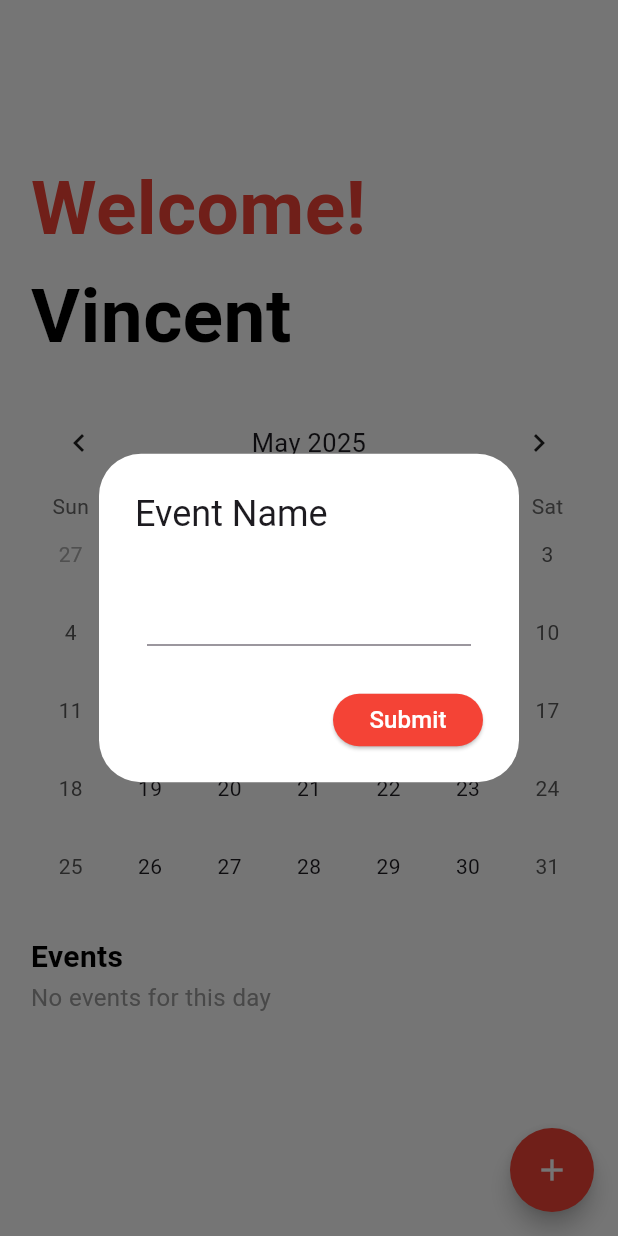
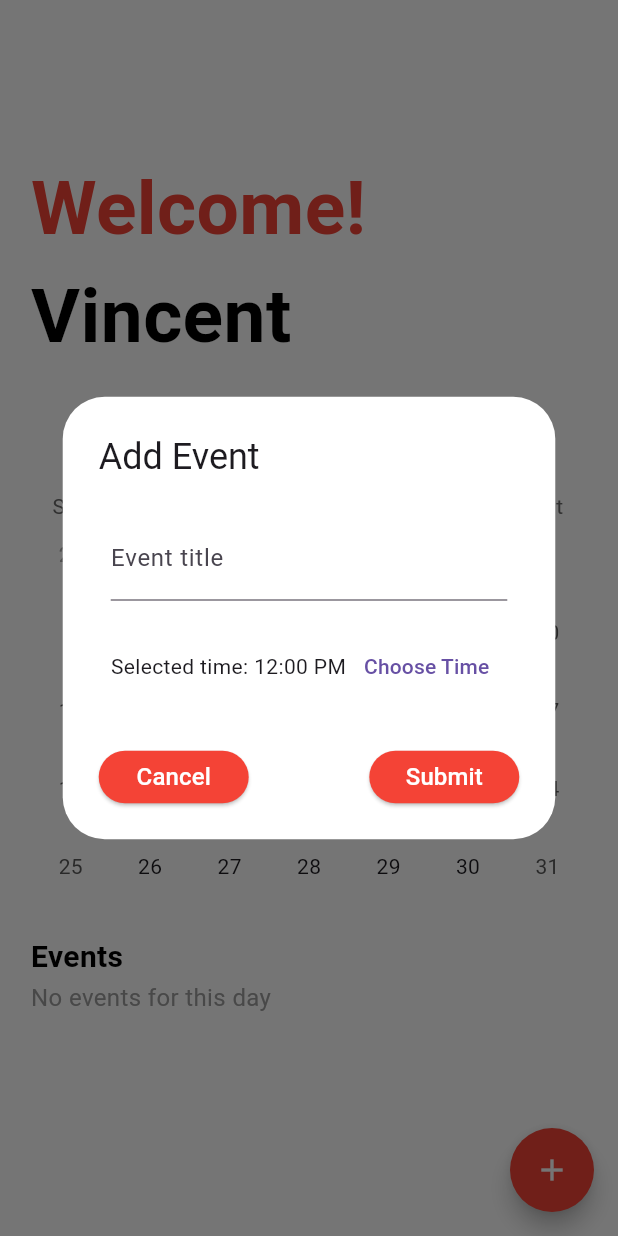
Before and after one commit to Vincent140206/To-Do-List, a Flutter app: the HomePage screen opened directly, after a tap on the "add" icon, on a phone screen of 412 x 824 dp. Run offline on Flutter 3.47's test engine with Material 3 defaults, Android fonts, the phone set to English and light mode, and no system bars; drawn by our look-alikes of table_calendar; our stand-ins replace hive, hive_flutter, lorem_ipsum; accounts and stored records are empty.

Commit message:
Add feature: time selection. Fix: fix the event storage so that it doesn't overlap

```diff
--- a/lib/screens/HomeScreen.dart
+++ b/lib/screens/HomeScreen.dart
@@ -40,34 +40,32 @@ class _HomePageState extends State<HomePage> {
     events.clear();
     print("Fetching events. Total events in box: ${eventsBox.length}");
 
-    for (var event in eventsBox.values) {
+    for (var key in eventsBox.keys) {
       try {
-        DateTime eventDate = DateTime.parse(event.key);
-        final eventDateOnly =
-            DateTime(eventDate.year, eventDate.month, eventDate.day);
+        DateTime eventDate = DateTime.parse(key);
+        final eventDateOnly = DateTime(eventDate.year, eventDate.month, eventDate.day);
 
         if (events.containsKey(eventDateOnly)) {
-          events[eventDateOnly]!.add(event);
+          events[eventDateOnly]!.add(eventsBox.get(key)!);
         } else {
-          events[eventDateOnly] = [event];
+          events[eventDateOnly] = [eventsBox.get(key)!];
         }
-        print("Added event: ${event.title} for date: $eventDateOnly");
+        print("Added event: ${eventsBox.get(key)!.title} for date: $eventDateOnly");
       } catch (e) {
-        print("Error parsing date from event key: ${event.key}. Error: $e");
+        print("Error parsing date from event key: $key. Error: $e");
       }
     }
 
     if (_selectedDay != null) {
       _selectedEvents.value = _getEventForDay(_selectedDay!);
-      print(
-          "Selected events for $_selectedDay: ${_selectedEvents.value.length}");
+      print("Selected events for $_selectedDay: ${_selectedEvents.value.length}");
     }
     setState(() {});
   }
 
-  Future<void> addEventToHive(String title, DateTime eventDate) async {
+  Future<void> addEventToHive(String title, DateTime eventDateTime) async {
     try {
-      final dateKey = eventDate.toIso8601String();
+      final dateKey = eventDateTime.toIso8601String();
       print("Adding event '$title' with key: $dateKey");
 
       Event newEvent = Event(title, key: dateKey);
@@ -85,8 +83,7 @@ class _HomePageState extends State<HomePage> {
     setState(() {
       _selectedDay = selectedDay;
       _selectedEvents.value = _getEventForDay(_selectedDay!);
-      print(
-          "Day selected: $selectedDay. Events: ${_selectedEvents.value.length}");
+      print("Day selected: $selectedDay. Events: ${_selectedEvents.value.length}");
     });
   }
 
@@ -115,7 +112,7 @@ class _HomePageState extends State<HomePage> {
             width: 300,
             child: GridView.builder(
               controller: scrollController,
-              gridDelegate: SliverGridDelegateWithFixedCrossAxisCount(
+              gridDelegate: const SliverGridDelegateWithFixedCrossAxisCount(
                 crossAxisCount: crossAxisCount,
                 childAspectRatio: 1,
               ),
@@ -124,10 +121,8 @@ class _HomePageState extends State<HomePage> {
                 int year = yearList[index];
                 return GestureDetector(
                   onTap: () {
-                    DateTime selectedDate = DateTime(
-                        year, DateTime.now().month, DateTime.now().day);
-                    if (selectedDate.isBefore(lastDay) ||
-                        selectedDate.isAtSameMomentAs(lastDay)) {
+                    DateTime selectedDate = DateTime(year, DateTime.now().month, DateTime.now().day);
+                    if (selectedDate.isBefore(lastDay) || selectedDate.isAtSameMomentAs(lastDay)) {
                       setState(() {
                         _selectedDay = selectedDate;
                         today = selectedDate;
@@ -139,9 +134,7 @@ class _HomePageState extends State<HomePage> {
                   child: Card(
                     shadowColor: Colors.black,
                     color: Colors.white,
-                    child: Center(
-                      child: Text(year.toString()),
-                    ),
+                    child: Center(child: Text(year.toString())),
                   ),
                 );
               },
@@ -165,6 +158,96 @@ class _HomePageState extends State<HomePage> {
     return events[dayKey] ?? [];
   }
 
+  Future<void> _showAddEventDialog() async {
+    eventController.clear();
+    DateTime initialDateTime = DateTime(
+      _selectedDay!.year,
+      _selectedDay!.month,
+      _selectedDay!.day,
+      12, 0,
+    );
+    DateTime selectedTime = initialDateTime;
+
+    await showDialog(
+      context: context,
+      builder: (context) {
+        return StatefulBuilder(builder: (context, setStateDialog) {
+          return AlertDialog(
+            backgroundColor: Colors.white,
+            scrollable: true,
+            title: const Text("Add Event"),
+            content: Padding(
+              padding: const EdgeInsets.all(8),
+              child: Column(
+                mainAxisSize: MainAxisSize.min,
+                children: [
+                  TextField(
+                    controller: eventController,
+                    decoration: const InputDecoration(labelText: 'Event title'),
+                  ),
+                  const SizedBox(height: 20),
+                  Row(
+                    children: [
+                      Expanded(
+                        child: Text('Selected time: ${TimeOfDay.fromDateTime(selectedTime).format(context)}'),
+                      ),
+                      TextButton(
+                        onPressed: () async {
+                          TimeOfDay? picked = await showTimePicker(
+                            context: context,
+                            initialTime: TimeOfDay.fromDateTime(selectedTime),
+                          );
+                          if (picked != null) {
+                            setStateDialog(() {
+                              selectedTime = DateTime(
+                                selectedTime.year,
+                                selectedTime.month,
+                                selectedTime.day,
+                                picked.hour,
+                                picked.minute,
+                              );
+                            });
+                          }
+                        },
+                        child: const Text('Choose Time'),
+                      ),
+                    ],
+                  ),
+                ],
+              ),
+            ),
+            actions: [
+              Row(
+                children: [
+                  CustomButton(
+                    text: "Cancel",
+                    onPressed: () {
+                      Navigator.of(context).pop();
+                    },
+                    height: 35,
+                    width: 100,
+                  ),
+                  const Spacer(),
+                  CustomButton(
+                    text: "Submit",
+                    onPressed: () async {
+                      if (_selectedDay != null && eventController.text.isNotEmpty) {
+                        await addEventToHive(eventController.text, selectedTime);
+                        Navigator.of(context).pop();
+                      }
+                    },
+                    height: 35,
+                    width: 100,
+                  ),
+                ],
+              )
+            ],
+          );
+        });
+      },
+    );
+  }
+
   @override
   Widget build(BuildContext context) {
     var screenWidth = MediaQuery.of(context).size.width;
@@ -172,42 +255,7 @@ class _HomePageState extends State<HomePage> {
     return Scaffold(
       backgroundColor: Colors.white,
       floatingActionButton: FloatingActionButton(
-        onPressed: () {
-          showDialog(
-            context: context,
-            builder: (context) {
-              return AlertDialog(
-                backgroundColor: Colors.white,
-                scrollable: true,
-                title: const Text("Event Name"),
-                content: Padding(
-                  padding: const EdgeInsets.all(8),
-                  child: TextField(controller: eventController),
-                ),
-                actions: [
-                  CustomButton(
-                    text: "Submit",
-                    onPressed: () async {
-                      if (_selectedDay != null &&
-                          eventController.text.isNotEmpty) {
-                        print("Submitting event: ${eventController.text}");
-                        await addEventToHive(
-                            eventController.text, _selectedDay!);
-                        Navigator.of(context).pop();
-                        eventController.clear();
-                      } else {
-                        print(
-                            "Cannot add event: selected day is null or text is empty");
-                      }
-                    },
-                    height: 35,
-                    width: 100,
-                  ),
-                ],
-              );
-            },
-          );
-        },
+        onPressed: () => _showAddEventDialog(),
         backgroundColor: Colors.red,
         shape: const RoundedRectangleBorder(
           borderRadius: BorderRadius.all(Radius.circular(50)),
@@ -225,19 +273,11 @@ class _HomePageState extends State<HomePage> {
                   SizedBox(height: screenHeight * 0.1),
                   const Text(
                     "Welcome!",
-                    style: TextStyle(
-                      fontSize: 50,
-                      fontWeight: FontWeight.bold,
-                      color: Colors.red,
-                    ),
+                    style: TextStyle(fontSize: 50, fontWeight: FontWeight.bold, color: Colors.red),
                   ),
                   const Text(
                     "Vincent",
-                    style: TextStyle(
-                      fontSize: 50,
-                      fontWeight: FontWeight.bold,
-                      color: Colors.black,
-                    ),
+                    style: TextStyle(fontSize: 50, fontWeight: FontWeight.bold, color: Colors.black),
                   ),
                   SizedBox(height: screenHeight * 0.02),
                   TableCalendar(
@@ -262,10 +302,7 @@ class _HomePageState extends State<HomePage> {
                             child: Container(
                               width: 7,
                               height: 7,
-                              decoration: BoxDecoration(
-                                shape: BoxShape.circle,
-                                color: dotColor,
-                              ),
+                              decoration: BoxDecoration(shape: BoxShape.circle, color: dotColor),
                             ),
                           );
                         }
@@ -281,32 +318,18 @@ class _HomePageState extends State<HomePage> {
                         color: Colors.redAccent.shade100,
                         shape: BoxShape.circle,
                       ),
-                      defaultDecoration: const BoxDecoration(
-                        shape: BoxShape.circle,
-                      ),
-                      weekendDecoration: const BoxDecoration(
-                        shape: BoxShape.circle,
-                      ),
+                      defaultDecoration: const BoxDecoration(shape: BoxShape.circle),
+                      weekendDecoration: const BoxDecoration(shape: BoxShape.circle),
                     ),
                   ),
                   const SizedBox(height: 20),
                   const Text(
                     "Events",
-                    style: TextStyle(
-                      fontSize: 20,
-                      fontWeight: FontWeight.bold,
-                      color: Colors.black,
-                    ),
+                    style: TextStyle(fontSize: 20, fontWeight: FontWeight.bold, color: Colors.black),
                   ),
                   const SizedBox(height: 1),
                   if (_selectedEvents.value.isEmpty)
-                    const Text(
-                      "No events for this day",
-                      style: TextStyle(
-                        fontSize: 16,
-                        color: Colors.grey,
-                      ),
-                    ),
+                    const Text("No events for this day", style: TextStyle(fontSize: 16, color: Colors.grey)),
                 ],
               ),
             ),
@@ -314,10 +337,18 @@ class _HomePageState extends State<HomePage> {
           ValueListenableBuilder<List<Event>>(
             valueListenable: _selectedEvents,
             builder: (context, selectedEvents, _) {
+              selectedEvents.sort((a, b) {
+                DateTime aTime = DateTime.parse(a.key);
+                DateTime bTime = DateTime.parse(b.key);
+                return aTime.compareTo(bTime);
+              });
               return SliverList(
                 delegate: SliverChildBuilderDelegate(
                       (context, index) {
                     final event = selectedEvents[index];
+                    DateTime eventDateTime = DateTime.parse(event.key);
+                    String eventTimeString =
+                        "${eventDateTime.hour.toString().padLeft(2, '0')}:${eventDateTime.minute.toString().padLeft(2, '0')}";
                     return Container(
                       margin: const EdgeInsets.symmetric(horizontal: 12, vertical: 4),
                       decoration: BoxDecoration(
@@ -328,23 +359,56 @@ class _HomePageState extends State<HomePage> {
                       child: ListTile(
                         onTap: () => print("Tapped on event: ${event.title}"),
                         title: Text(event.title),
+                        subtitle: Text("Time: $eventTimeString"),
                         trailing: Row(
                           mainAxisSize: MainAxisSize.min,
                           children: [
                             IconButton(
                                 onPressed: () {
                                   eventController.text = event.title;
+                                  DateTime eventDateTime = DateTime.parse(event.key);
+                                  TimeOfDay editingTime = TimeOfDay(hour: eventDateTime.hour, minute: eventDateTime.minute);
                                   showDialog(
                                     context: context,
                                     builder: (context) {
+                                      TimeOfDay? selectedEditTime = editingTime;
+                                      return StatefulBuilder(builder: (context, setStateDialog) {
                                         return AlertDialog(
                                           backgroundColor: Colors.white,
                                           scrollable: true,
                                           title: const Text("Edit Event"),
                                           content: Padding(
                                             padding: const EdgeInsets.all(8),
-                                          child: TextField(
-                                              controller: eventController),
+                                            child: Column(
+                                              mainAxisSize: MainAxisSize.min,
+                                              children: [
+                                                TextField(controller: eventController),
+                                                const SizedBox(height: 20),
+                                                Row(
+                                                  children: [
+                                                    Expanded(
+                                                      child: Text(selectedEditTime != null
+                                                          ? 'Selected time: ${selectedEditTime?.format(context)}'
+                                                          : 'No time selected'),
+                                                    ),
+                                                    TextButton(
+                                                      onPressed: () async {
+                                                        TimeOfDay? picked = await showTimePicker(
+                                                          context: context,
+                                                          initialTime: selectedEditTime ?? TimeOfDay.now(),
+                                                        );
+                                                        if (picked != null) {
+                                                          setStateDialog(() {
+                                                            selectedEditTime = picked;
+                                                          });
+                                                        }
+                                                      },
+                                                      child: const Text('Choose Time'),
+                                                    ),
+                                                  ],
+                                                ),
+                                              ],
+                                            ),
                                           ),
                                           actions: [
                                             Row(
@@ -363,14 +427,22 @@ class _HomePageState extends State<HomePage> {
                                                   text: "Update",
                                                   onPressed: () async {
                                                     if (_selectedDay != null &&
-                                                      eventController
-                                                          .text.isNotEmpty) {
+                                                        eventController.text.isNotEmpty &&
+                                                        selectedEditTime != null) {
+                                                      DateTime newDateTime = DateTime(
+                                                        _selectedDay!.year,
+                                                        _selectedDay!.month,
+                                                        _selectedDay!.day,
+                                                        selectedEditTime!.hour,
+                                                        selectedEditTime!.minute,
+                                                      );
+                                                      // Hapus dulu yang lama
+                                                      await eventsBox.delete(event.key);
+                                                      // Simpan event baru dengan key baru (gabungan tanggal + jam)
+                                                      final newKey = newDateTime.toIso8601String();
                                                       await eventsBox.put(
-                                                        event.key,
-                                                        Event(
-                                                            eventController
-                                                                .text,
-                                                            key: event.key));
+                                                          newKey,
+                                                          Event(eventController.text, key: newKey));
                                                       Navigator.of(context).pop();
                                                       eventController.clear();
                                                       await fetchEvents();
@@ -383,11 +455,11 @@ class _HomePageState extends State<HomePage> {
                                             ),
                                           ],
                                         );
+                                      });
                                     },
                                   );
                                 },
-                                icon:
-                                    const Icon(Icons.edit, color: Colors.red)),
+                                icon: const Icon(Icons.edit, color: Colors.red)),
                             IconButton(
                               icon: const Icon(Icons.delete, color: Colors.red),
                               onPressed: () async {
```
Also changed, not shown: 1 other file. Lines whose indentation alone changed are shown as unchanged.
